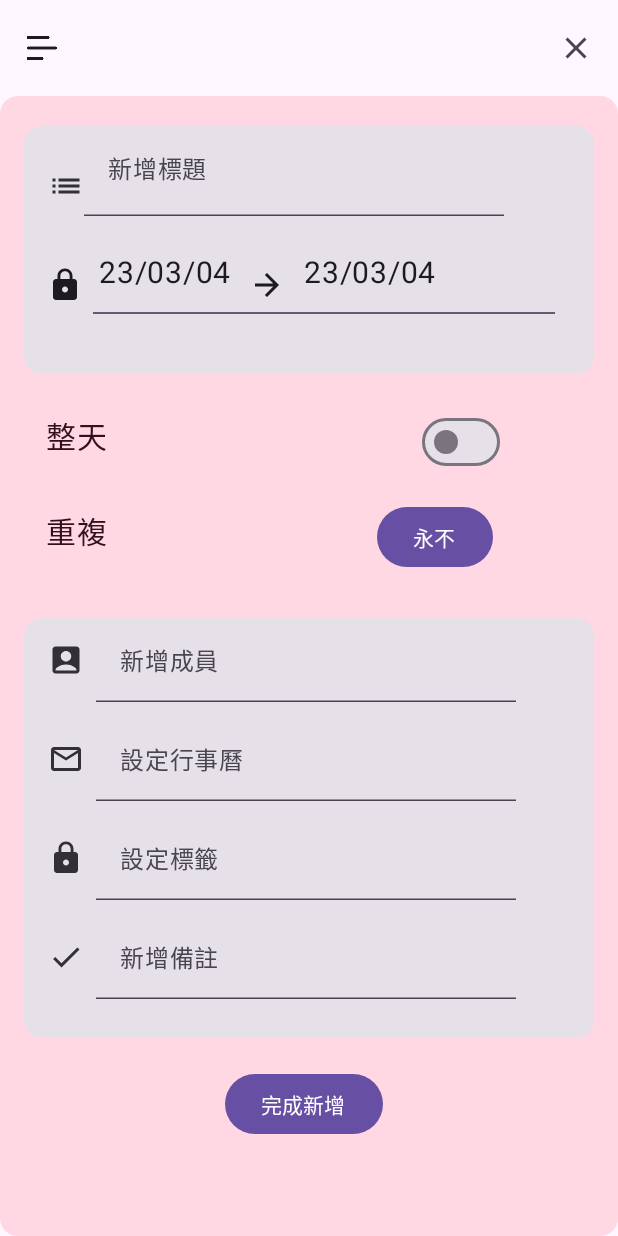
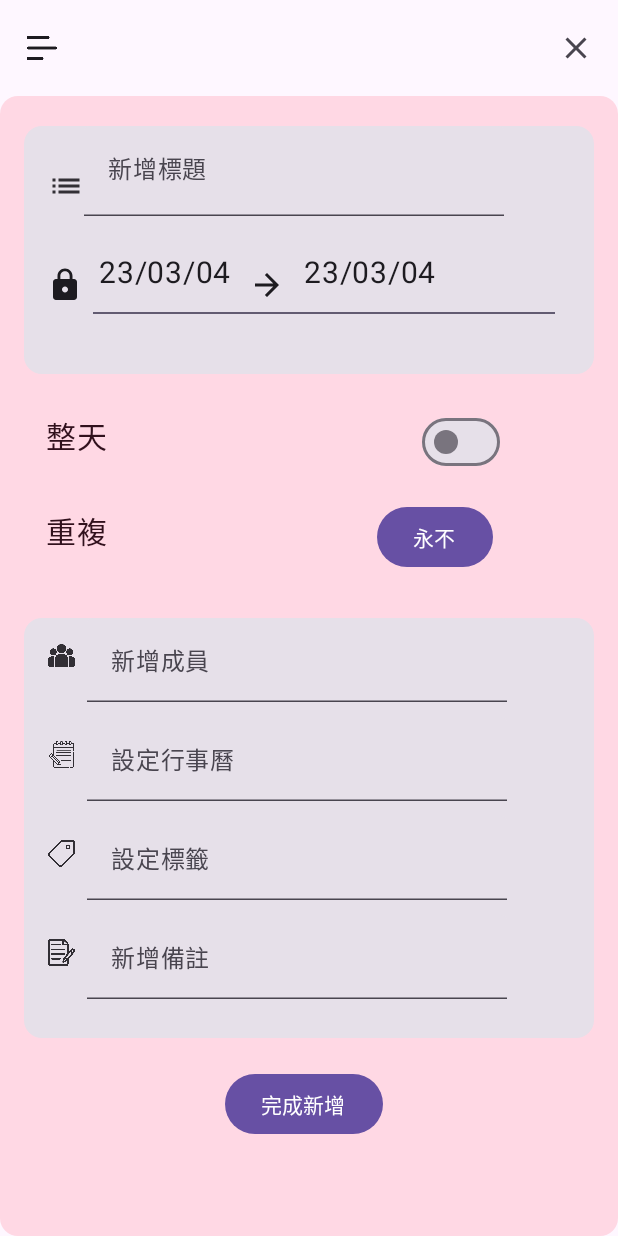
Before and after one commit to ez945y/MSchedule, an Android app built with Jetpack Compose: the screen it shows after launch (MainActivity), after a tap on "新增行程", on a phone screen of 412 x 824 dp. Run offline under Robolectric (Android 15) with nearby library versions, the phone set to English and light mode, and no system bars; our stand-ins replace Firebase (no records; nobody signed in at launch, a user with empty details on screens opened directly), accompanist.

Commit message:
Add time system and chage icon, ui

```diff
--- a/app/src/main/java/com/example/mschedule/entity/ScheduleData.kt
+++ b/app/src/main/java/com/example/mschedule/entity/ScheduleData.kt
@@ -9,6 +9,7 @@ import java.text.SimpleDateFormat
 import java.time.ZoneId
 
 val sdf = SimpleDateFormat("yyyy-MM-dd")
+val sdf_time = SimpleDateFormat("HH:mm")
 
 
 val tempItemList = mutableListOf(
@@ -16,9 +17,9 @@ val tempItemList = mutableListOf(
     ScheduleItem(
         id = 3,
         title = mutableStateOf("測試"),
-        startTime = mutableStateOf(sdf.parse("2023-01-25").toInstant().atZone(
+        startDate = mutableStateOf(sdf.parse("2023-01-25").toInstant().atZone(
             ZoneId.systemDefault()).toLocalDate()),
-        endTime = mutableStateOf(sdf.parse("2023-01-25").toInstant().atZone(
+        endDate = mutableStateOf(sdf.parse("2023-01-25").toInstant().atZone(
             ZoneId.systemDefault()).toLocalDate()),
         member = mutableStateOf("您"),
         schedule = mutableStateOf("日常"),
@@ -26,9 +27,9 @@ val tempItemList = mutableListOf(
     ScheduleItem(
         id = 4,
         title = mutableStateOf("測試2"),
-        startTime = mutableStateOf(sdf.parse("2023-01-25").toInstant().atZone(
+        startDate = mutableStateOf(sdf.parse("2023-01-25").toInstant().atZone(
             ZoneId.systemDefault()).toLocalDate()),
-        endTime = mutableStateOf(sdf.parse("2023-01-25").toInstant().atZone(
+        endDate = mutableStateOf(sdf.parse("2023-01-25").toInstant().atZone(
             ZoneId.systemDefault()).toLocalDate()),
         member = mutableStateOf("您"),
         schedule = mutableStateOf("日常"),
@@ -36,9 +37,9 @@ val tempItemList = mutableListOf(
     ScheduleItem(
         id = 5,
         title = mutableStateOf("測試3"),
-        startTime = mutableStateOf(sdf.parse("2023-01-25").toInstant().atZone(
+        startDate = mutableStateOf(sdf.parse("2023-01-25").toInstant().atZone(
             ZoneId.systemDefault()).toLocalDate()),
-        endTime = mutableStateOf(sdf.parse("2023-01-25").toInstant().atZone(
+        endDate = mutableStateOf(sdf.parse("2023-01-25").toInstant().atZone(
             ZoneId.systemDefault()).toLocalDate()),
         member = mutableStateOf("您"),
         schedule = mutableStateOf("日常"),
--- a/app/src/main/java/com/example/mschedule/entity/ScheduleItemList.kt
+++ b/app/src/main/java/com/example/mschedule/entity/ScheduleItemList.kt
@@ -6,12 +6,15 @@ import androidx.compose.runtime.snapshots.SnapshotStateList
 import androidx.compose.runtime.toMutableStateList
 import androidx.lifecycle.ViewModel
 import java.time.LocalDate
+import java.time.LocalTime
+
 data class ScheduleItem (
     var id :Int,
     var title: MutableState<String> =mutableStateOf(""),
-    var startTime: MutableState<LocalDate> =mutableStateOf(LocalDate.now()),
-    var endTime: MutableState<LocalDate> =mutableStateOf(LocalDate.now()),
-    val clock: MutableState<String> = mutableStateOf(""),
+    var startDate: MutableState<LocalDate> =mutableStateOf(LocalDate.now()),
+    var endDate: MutableState<LocalDate> =mutableStateOf(LocalDate.now()),
+    var startTime: MutableState<LocalTime> =mutableStateOf(LocalTime.now()),
+    var endTime: MutableState<LocalTime> =mutableStateOf(LocalTime.now()),
     var isAllDay: MutableState<Boolean> =mutableStateOf(false),
     var isRepeat: MutableState<Int> =mutableStateOf(0),
     var member:MutableState<String> =mutableStateOf(""),
@@ -28,14 +31,6 @@ class ScheduleViewModel() : ViewModel() { //items: List<ScheduleItem>
     private val _scheduleList = getSchedule().toMutableStateList()
     val scheduleList: List<ScheduleItem>
         get() = _scheduleList
-
-    fun addSchedule(trainingItem: ScheduleItem) {
-        _scheduleList.add(trainingItem)
-    }
-
-    fun updateSchedule(ScheduleItem: ScheduleItem) {
-        _scheduleList[ScheduleItem.id] = ScheduleItem
-    }
 
     fun deleteSchedule(ScheduleIndex: Int) {
         _scheduleList.removeAt(ScheduleIndex)
@@ -55,8 +50,4 @@ class SearchViewModel() : ViewModel() { //items: List<ScheduleItem>
     val searchList: SnapshotStateList<String>
         get() = _searchList
 
-    fun addSchedule(trainingItem: String) {
-        _searchList.add(trainingItem)
-    }
-
 }
--- a/app/src/main/java/com/example/mschedule/screen/Add.kt
+++ b/app/src/main/java/com/example/mschedule/screen/Add.kt
@@ -12,12 +12,14 @@ import androidx.compose.runtime.mutableStateOf
 import androidx.compose.runtime.remember
 import androidx.compose.ui.Modifier
 import androidx.compose.ui.platform.LocalContext
+import androidx.compose.ui.res.painterResource
 import androidx.compose.ui.text.style.TextAlign
 import androidx.compose.ui.tooling.preview.Preview
 import androidx.compose.ui.unit.dp
 import androidx.compose.ui.unit.sp
 import androidx.navigation.NavController
 import androidx.navigation.compose.rememberNavController
+import com.example.mschedule.R
 import com.example.mschedule.entity.ScheduleItem
 import com.example.mschedule.entity.db_Add
 import com.example.mschedule.ui.theme.MScheduleTheme
@@ -43,8 +45,8 @@ fun AddScreen(
         mutableStateOf(sdf.parse(dateId).toInstant().atZone(
             ZoneId.systemDefault()).toLocalDate())
     }
-    ScheduleItem.startTime.value = date.value
-    ScheduleItem.endTime.value = date.value
+    ScheduleItem.startDate.value = date.value
+    ScheduleItem.endDate.value = date.value
     val infos = listOf(
         ScheduleItem.member,
         ScheduleItem.schedule,
@@ -58,10 +60,10 @@ fun AddScreen(
         "新增備註"
     )
     val icons = listOf(
-        Icons.Filled.AccountBox,
-        Icons.Filled.MailOutline,
-        Icons.Filled.Lock,
-        Icons.Filled.Check
+        painterResource(id = R.drawable.team),
+        painterResource(id = R.drawable.notebook),
+        painterResource(id = R.drawable.tag),
+        painterResource(id = R.drawable.note)
     )
     Scaffold(
         topBar = {
@@ -100,7 +102,7 @@ fun AddScreen(
                                     .clickable {}
                                     .padding(start = 15.dp, top = 28.dp),
                                 contentDescription = null)
-                            Text(text = ScheduleItem.startTime.value.format(formatter),
+                            Text(text = ScheduleItem.startDate.value.format(formatter),
                                 textAlign = TextAlign.Center,
                                 fontSize = 20.sp,
                                 modifier = Modifier
@@ -108,9 +110,9 @@ fun AddScreen(
                                     .clickable {
                                         datePicker(true,
                                             context,
-                                            ScheduleItem.startTime.value,
+                                            ScheduleItem.startDate.value,
                                             onDateSelect = {
-                                                ScheduleItem.startTime.value = it
+                                                ScheduleItem.startDate.value = it
                                             })
                                     }
                             )
@@ -119,7 +121,7 @@ fun AddScreen(
                                     .clickable {}
                                     .padding(top = 28.dp),
                                 contentDescription = null)
-                            Text(text = ScheduleItem.endTime.value.format(formatter),
+                            Text(text = ScheduleItem.endDate.value.format(formatter),
                                 textAlign = TextAlign.Center,
                                 fontSize = 20.sp,
                                 modifier = Modifier
@@ -127,9 +129,9 @@ fun AddScreen(
                                     .clickable {
                                         datePicker(true,
                                             context,
-                                            ScheduleItem.endTime.value,
+                                            ScheduleItem.endDate.value,
                                             onDateSelect = {
-                                                ScheduleItem.endTime.value = it
+                                                ScheduleItem.endDate.value = it
                                             })
                                     }
                             )
@@ -174,7 +176,7 @@ fun AddScreen(
                             Icon(icons[idx],
                                 contentDescription = null,
                                 tint = MaterialTheme.colorScheme.inverseSurface,
-                                modifier = Modifier.padding(start = 16.dp, top = 16.dp))
+                                modifier = Modifier.padding(start = 16.dp, top = 16.dp).size(18.dp))
                             Spacer(modifier = Modifier.padding(4.dp))
                             TextField(
                                 value = info.value,
--- a/app/src/main/java/com/example/mschedule/screen/SimpleScreen.kt
+++ b/app/src/main/java/com/example/mschedule/screen/SimpleScreen.kt
@@ -2,6 +2,9 @@ package com.example.mschedule.screen
 
 import android.annotation.SuppressLint
 import androidx.compose.foundation.clickable
+import androidx.compose.foundation.gestures.Orientation
+import androidx.compose.foundation.gestures.ScrollableState
+import androidx.compose.foundation.gestures.scrollable
 import androidx.compose.foundation.layout.*
 import androidx.compose.material.icons.Icons
 import androidx.compose.material.icons.outlined.AddCircle
@@ -34,6 +37,7 @@ fun simpleScreen(
     monthNum: MutableState<Int>,
     dayNum: MutableState<Int>,
     navController: NavController,
+    state: ScrollableState,
 ) {
     val formatter = DateTimeFormatter.ofPattern("MM月dd日 E", Locale.TAIWAN)
     val context = LocalContext.current
@@ -54,7 +58,10 @@ fun simpleScreen(
     var index = remember { mutableStateOf(0) }
     Card(modifier = Modifier
         .fillMaxWidth()
-        .fillMaxHeight(),
+        .fillMaxHeight()
+        .scrollable(
+            state = state, orientation = Orientation.Horizontal,
+        ),
         colors = CardDefaults.cardColors(containerColor = MaterialTheme.colorScheme.tertiaryContainer)
     ) {
         Column {
@@ -114,7 +121,7 @@ fun simpleScreen(
                             }
                         }
                     }
-                    if (tempList.size > 2 && index.value < tempList.size - 1) {
+                    if (tempList.size > 1 && index.value < tempList.size - 1) {
                         Card(modifier = Modifier
                             .padding(start = 60.dp, end = 60.dp, top = 350.dp)
                             .fillMaxWidth()
@@ -133,7 +140,7 @@ fun simpleScreen(
                     }
                     Card(modifier = Modifier
                         .padding(top = 70.dp, start = 30.dp, end = 30.dp)
-                        .fillMaxWidth(),
+                        .fillMaxWidth().clickable { navController.navigate("Edit/${index.value}")  },
                         elevation = CardDefaults.elevatedCardElevation(defaultElevation = 20.dp),
                         colors = CardDefaults.cardColors(containerColor = MaterialTheme.colorScheme.primary)) {
                         Column(horizontalAlignment = Alignment.CenterHorizontally) {
@@ -149,8 +156,13 @@ fun simpleScreen(
                                 thickness = 1.dp,
                                 modifier = Modifier
                                     .padding(horizontal = 50.dp))
-                            Text("${tempList[index.value].note.value}", modifier = Modifier
-                                .padding(top = 25.dp, bottom = 25.dp), fontSize = 24.sp)
+                            if (tempList[index.value].note.value !=""){
+                                Text("${tempList[index.value].note.value}", modifier = Modifier
+                                    .padding(top = 25.dp, bottom = 25.dp), fontSize = 24.sp)
+                            }else{
+                                Text("尚無備註", modifier = Modifier
+                                    .padding(top = 25.dp, bottom = 25.dp), fontSize = 24.sp)
+                            }
                         }
                     }
                 }
@@ -158,20 +170,3 @@ fun simpleScreen(
         }
     }
 }
-
-@SuppressLint("UnrememberedMutableState")
-@Preview
-@Composable
-fun simplePreview() {
-    MScheduleTheme {
-        Surface {
-            simpleScreen(
-                mutableStateOf(LocalDate.now()),
-                mutableStateOf(1),
-                mutableStateOf(1),
-                mutableStateOf(1),
-                rememberNavController())
-        }
-    }
-
-}
```
Also changed, not shown: app/src/main/java/com/example/mschedule/entity/DB.kt (+40 -30 lines), app/src/main/java/com/example/mschedule/screen/CalenderScreen.kt (+5 -3 lines), app/src/main/java/com/example/mschedule/screen/DayScreen.kt (+25 -22 lines), app/src/main/java/com/example/mschedule/screen/Edit.kt (+92 -35 lines), app/src/main/java/com/example/mschedule/screen/MainScreen.kt (+46 -6 lines), app/src/main/res/drawable-nodpi/allday.png (added), app/src/main/res/drawable-nodpi/check.png (added), app/src/main/res/drawable-nodpi/date.png (added), app/src/main/res/drawable-nodpi/note.png (added), app/src/main/res/drawable-nodpi/notebook.png (added), app/src/main/res/drawable-nodpi/repeat.png (added), app/src/main/res/drawable-nodpi/tag.png (added), app/src/main/res/drawable-nodpi/team.png (added), app/src/main/res/drawable-nodpi/time.png (added).
